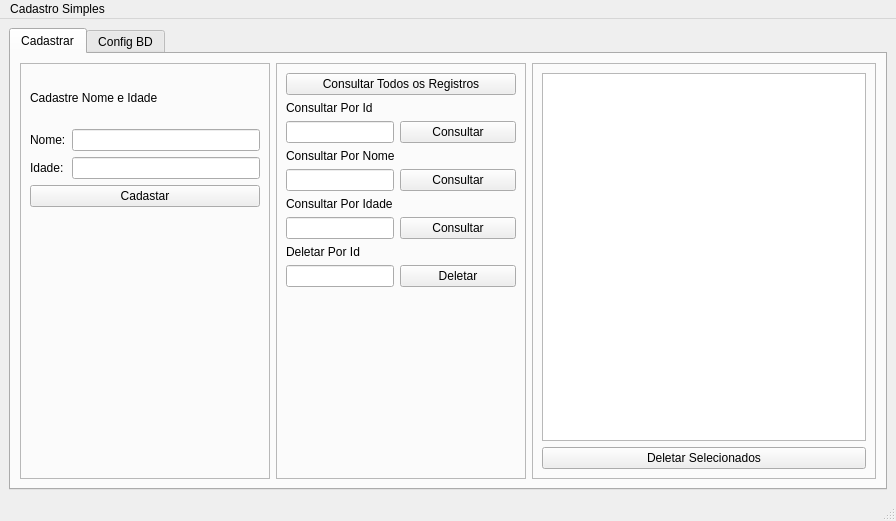
The window that mainwindow.ui (Fat83dotcom/exemploCadastroSQL-) describes before a commit, drawn with Qt 5.
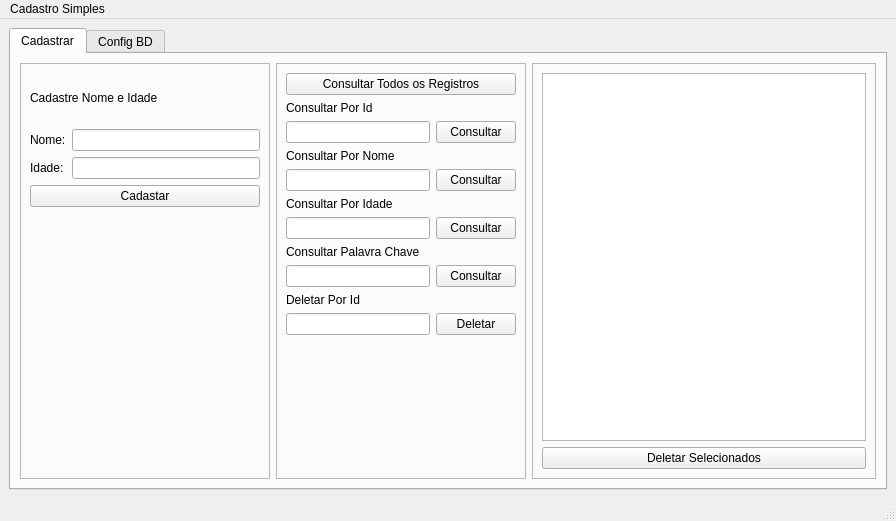
The same window after the commit. Icons and pictures are not drawn.

Commit message: Alterações na interface - sem comentarios especificos

```diff
--- a/mainwindow.ui
+++ b/mainwindow.ui
@@ -157,18 +157,67 @@
           </property>
           <layout class="QVBoxLayout" name="verticalLayout">
            <item>
-            <layout class="QFormLayout" name="formLayout">
-             <item row="0" column="0" colspan="2">
-              <widget class="QPushButton" name="btnConsultaAll">
+            <layout class="QGridLayout" name="gridLayout">
+             <item row="6" column="0">
+              <widget class="QLineEdit" name="entradaConsultaIdade">
+               <property name="clearButtonEnabled">
+                <bool>true</bool>
+               </property>
+              </widget>
+             </item>
+             <item row="6" column="1">
+              <widget class="QPushButton" name="btnConsultaIdade">
                <property name="text">
-                <string>Consultar Todos os Registros</string>
+                <string>Consultar</string>
                </property>
               </widget>
              </item>
-             <item row="1" column="0" colspan="2">
-              <widget class="QLabel" name="label_7">
+             <item row="8" column="1">
+              <widget class="QPushButton" name="btnConsultaPalavraChave">
                <property name="text">
-                <string>Consultar Por Id</string>
+                <string>Consultar</string>
+               </property>
+              </widget>
+             </item>
+             <item row="10" column="1">
+              <widget class="QPushButton" name="btnDeletar">
+               <property name="text">
+                <string>Deletar</string>
+               </property>
+              </widget>
+             </item>
+             <item row="4" column="1">
+              <widget class="QPushButton" name="btnConsultaNome">
+               <property name="text">
+                <string>Consultar</string>
+               </property>
+              </widget>
+             </item>
+             <item row="9" column="0">
+              <widget class="QLabel" name="label_10">
+               <property name="text">
+                <string>Deletar Por Id</string>
+               </property>
+              </widget>
+             </item>
+             <item row="8" column="0">
+              <widget class="QLineEdit" name="entradaConsultaPChave">
+               <property name="clearButtonEnabled">
+                <bool>true</bool>
+               </property>
+              </widget>
+             </item>
+             <item row="2" column="1">
+              <widget class="QPushButton" name="btnConsultaId">
+               <property name="text">
+                <string>Consultar</string>
+               </property>
+              </widget>
+             </item>
+             <item row="3" column="0">
+              <widget class="QLabel" name="label_8">
+               <property name="text">
+                <string>Consultar Por Nome</string>
                </property>
               </widget>
              </item>
@@ -185,73 +234,45 @@
                </property>
               </widget>
              </item>
-             <item row="2" column="1">
-              <widget class="QPushButton" name="btnConsultaId">
-               <property name="text">
-                <string>Consultar</string>
-               </property>
-              </widget>
-             </item>
-             <item row="3" column="0" colspan="2">
-              <widget class="QLabel" name="label_8">
-               <property name="text">
-                <string>Consultar Por Nome</string>
-               </property>
-              </widget>
-             </item>
-             <item row="4" column="0">
-              <widget class="QLineEdit" name="entradaConsultaNome">
-               <property name="clearButtonEnabled">
-                <bool>true</bool>
-               </property>
-              </widget>
-             </item>
-             <item row="4" column="1">
-              <widget class="QPushButton" name="btnConsultaNome">
-               <property name="text">
-                <string>Consultar</string>
-               </property>
-              </widget>
-             </item>
-             <item row="5" column="0" colspan="2">
-              <widget class="QLabel" name="label_9">
-               <property name="text">
-                <string>Consultar Por Idade</string>
-               </property>
-              </widget>
-             </item>
-             <item row="6" column="0">
-              <widget class="QLineEdit" name="entradaConsultaIdade">
-               <property name="clearButtonEnabled">
-                <bool>true</bool>
-               </property>
-              </widget>
-             </item>
-             <item row="6" column="1">
-              <widget class="QPushButton" name="btnConsultaIdade">
-               <property name="text">
-                <string>Consultar</string>
-               </property>
-              </widget>
-             </item>
              <item row="7" column="0" colspan="2">
-              <widget class="QLabel" name="label_10">
+              <widget class="QLabel" name="label_4">
                <property name="text">
-                <string>Deletar Por Id</string>
+                <string>Consultar Palavra Chave</string>
                </property>
               </widget>
              </item>
-             <item row="8" column="0">
+             <item row="0" column="0" colspan="2">
+              <widget class="QPushButton" name="btnConsultaAll">
+               <property name="text">
+                <string>Consultar Todos os Registros</string>
+               </property>
+              </widget>
+             </item>
+             <item row="10" column="0">
               <widget class="QLineEdit" name="entradaIdDelete">
                <property name="clearButtonEnabled">
                 <bool>true</bool>
                </property>
               </widget>
              </item>
-             <item row="8" column="1">
-              <widget class="QPushButton" name="btnDeletar">
+             <item row="5" column="0">
+              <widget class="QLabel" name="label_9">
                <property name="text">
-                <string>Deletar</string>
+                <string>Consultar Por Idade</string>
+               </property>
+              </widget>
+             </item>
+             <item row="1" column="0">
+              <widget class="QLabel" name="label_7">
+               <property name="text">
+                <string>Consultar Por Id</string>
+               </property>
+              </widget>
+             </item>
+             <item row="4" column="0">
+              <widget class="QLineEdit" name="entradaConsultaNome">
+               <property name="clearButtonEnabled">
+                <bool>true</bool>
                </property>
               </widget>
              </item>
```
